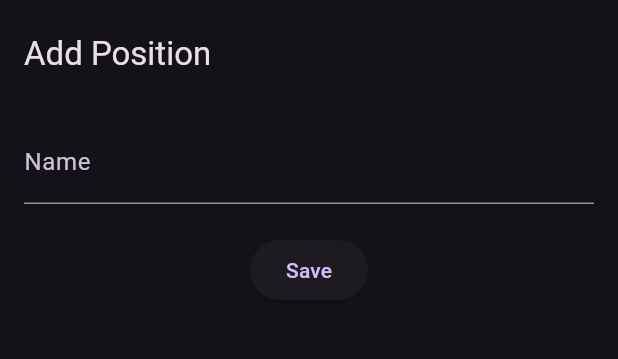
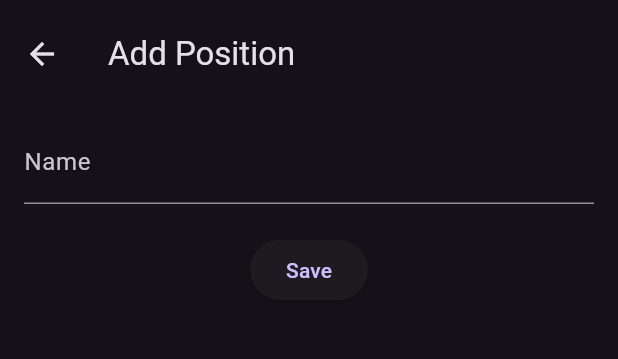
Before and after one commit to gianca04/app-monitor, a Flutter app: the PositionFormScreen screen opened by its route, on a phone screen of 412 x 824 dp, the part 72-431 px from its top. Run offline on Flutter 3.47's test engine with Material 3 defaults, Android fonts, the phone set to English and light mode, and no system bars; our stand-ins replace dio, flutter_riverpod, flutter_secure_storage, go_router, hive, hive_flutter; accounts and stored records are empty.

Commit message:
Bug al regresar y widget de modal creado.

```diff
--- a/lib/core/widgets/app_layout.dart
+++ b/lib/core/widgets/app_layout.dart
@@ -63,6 +63,7 @@ class AppLayout extends ConsumerWidget {
       children: _menuItems
           .map(
             (item) => ListTile(
+              leading: _getIconForItem(item),
               onTap: () => _onMenuItemTap(context, ref, item),
               title: Text(item),
             ),
@@ -70,6 +71,25 @@ class AppLayout extends ConsumerWidget {
           .toList(),
     ),
   );
+
+  Icon _getIconForItem(String item) {
+    switch (item) {
+      case 'Work Reports':
+        return const Icon(Icons.work);
+      case 'Positions':
+        return const Icon(Icons.location_on);
+      case 'About':
+        return const Icon(Icons.info);
+      case 'Contact':
+        return const Icon(Icons.contact_mail);
+      case 'Settings':
+        return const Icon(Icons.settings);
+      case 'Sign Out':
+        return const Icon(Icons.logout);
+      default:
+        return const Icon(Icons.help);
+    }
+  }
 
   Widget _navBarItems(BuildContext context, WidgetRef ref) => Row(
     mainAxisAlignment: MainAxisAlignment.end,
@@ -95,6 +115,9 @@ class AppLayout extends ConsumerWidget {
       case 'Work Reports':
         GoRouter.of(context).go('/work-reports');
         break;
+      case 'Positions':
+        GoRouter.of(context).go('/positions');
+        break;
       case 'Sign Out':
         ref.read(authProvider.notifier).logout();
         break;
@@ -108,6 +131,7 @@ class AppLayout extends ConsumerWidget {
 
 final List<String> _menuItems = <String>[
   'Work Reports',
+  'Positions',
   'About',
   'Contact',
   'Settings',
--- a/lib/features/Positions/presentation/screens/position_form_screen.dart
+++ b/lib/features/Positions/presentation/screens/position_form_screen.dart
@@ -50,6 +50,10 @@ class _PositionFormScreenState extends ConsumerState<PositionFormScreen> {
     return Scaffold(
       appBar: AppBar(
         title: Text(widget.positionId == null ? 'Add Position' : 'Edit Position'),
+        leading: IconButton(
+          icon: const Icon(Icons.arrow_back),
+          onPressed: () => context.pop(),
+        ),
       ),
       body: Padding(
         padding: const EdgeInsets.all(16.0),
@@ -86,7 +90,7 @@ class _PositionFormScreenState extends ConsumerState<PositionFormScreen> {
         name: _nameController.text,
       );
       ref.read(positionsProvider.notifier).addPosition(position);
-      context.go('/positions');
+      context.pop();
     }
   }
 
```
Also changed, not shown: lib/core/widgets/modern_bottom_modal.dart (added, +90 -0 lines), lib/features/Positions/presentation/screens/positions_list_screen.dart (+28 -3 lines).
